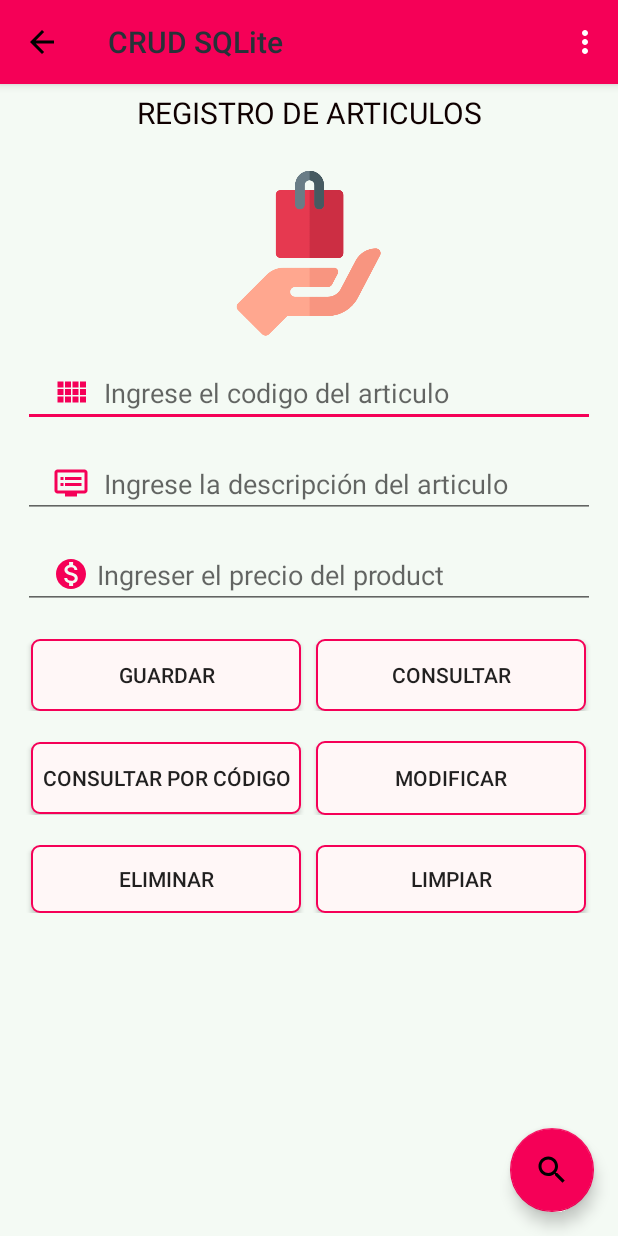
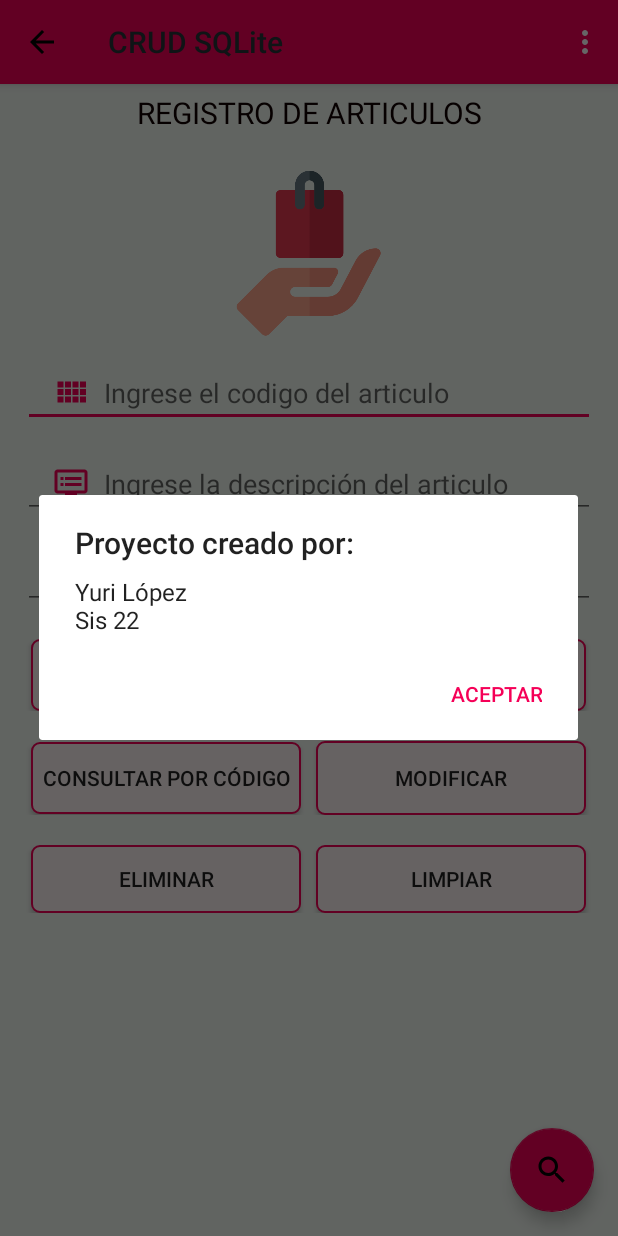
Before and after one commit to yurilopez10/CrudSqlite_Recuperacion, an Android app: the screen it shows after launch (MainActivity), in the options menu, after a tap on "Acerca de", on a phone screen of 412 x 824 dp. Run offline under Robolectric (Android 15) with nearby library versions, the phone set to English and light mode, and no system bars.

Commit message:
Subiendo crud con sqlite

```diff
--- a/app/src/main/java/com/example/CrudSqlite_Recuperacion/MainActivity.java
+++ b/app/src/main/java/com/example/CrudSqlite_Recuperacion/MainActivity.java
@@ -163,4 +163,50 @@ public class MainActivity extends AppCompatActivity {
         return true;
     }
 
+    @Override
+    public boolean onOptionsItemSelected(MenuItem item) {
+        // Handle action bar item clicks here. The action bar will
+        // automatically handle clicks on the Home/Up button, so long
+        // as you specify a parent activity in AndroidManifest.xml.
+        int id = item.getItemId();
+
+        //noinspection SimplifiableIfStatement
+        if (id == R.id.action_listaArticulos) {
+            Intent spinnerActivity = new Intent(MainActivity.this,consultaSpinner.class);
+            startActivity(spinnerActivity);
+            return true;
+
+        } else if (id == R.id.action_listaArticulos1) {
+            Intent listViewActivity = new Intent(MainActivity.this,ListViewArticulos.class);
+
+            startActivity(listViewActivity);
+            return true;
+        }
+        //noinspection SimplifiableIfStatement
+        if (id == R.id.action_Acercade){
+            AlertDialog.Builder alertDialogBuilder = new AlertDialog.Builder(
+                    context);
+            // Establecer el título
+            alertDialogBuilder.setTitle("Proyecto creado por:");
+            // Establecer mensaje de diálogo
+            alertDialogBuilder
+                    .setMessage("Yuri López \nSis 22")
+                    .setCancelable(false)
+                    .setNegativeButton("Aceptar", new DialogInterface.OnClickListener() {
+                        public void onClick(DialogInterface dialog, int id) {
+                            // Si presiona que Aceptar se cerrara el mensaje de dialogo
+                            dialog.cancel();
+                        }
+                    });
+            // Crear mensaje AlertDialog
+            AlertDialog alertDialog = alertDialogBuilder.create();
+            // Mostrar alert
+            alertDialog.show();
+        }
+
+        return super.onOptionsItemSelected(item);
+    }
+
+
+
 }
```
